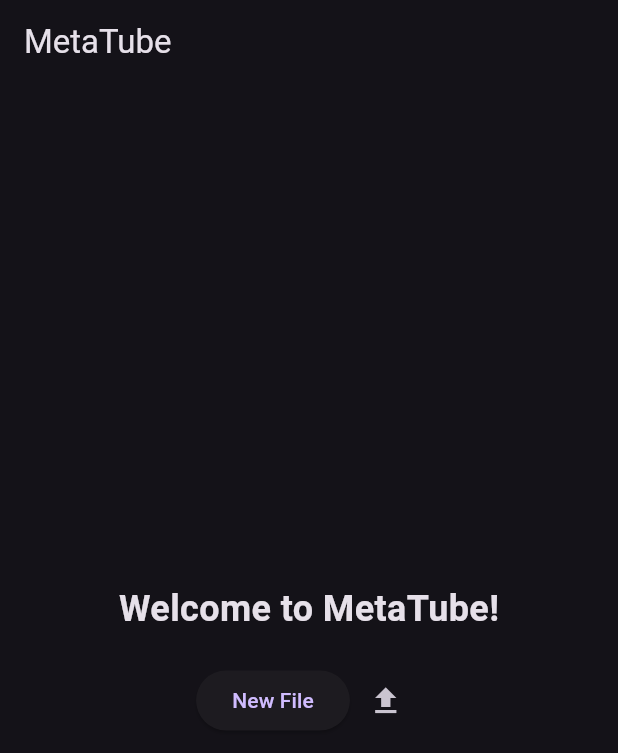
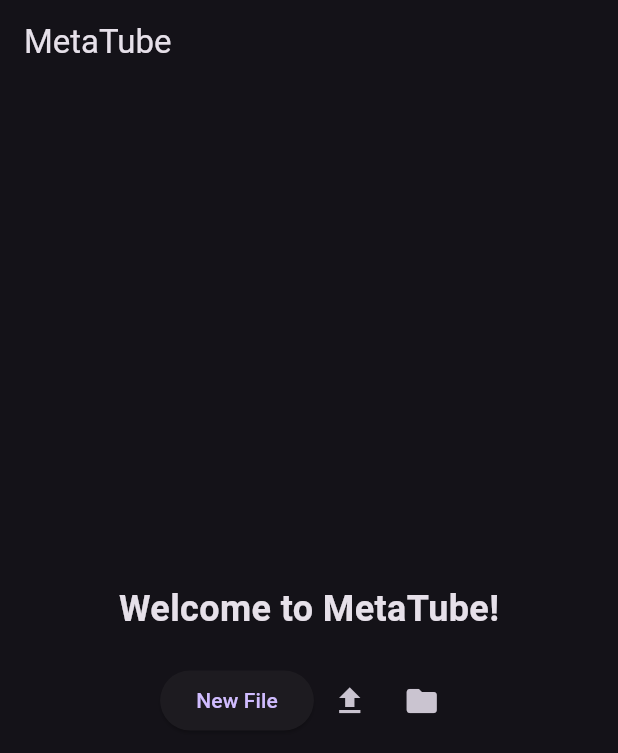
Before and after one commit to Angstromico/Metatube-Flutter, a Flutter app: the screen it shows after launch, on a phone screen of 412 x 824 dp. Shown: the top 753 px of the screen. Run offline on Flutter 3.47's test engine with Material 3 defaults, Android fonts, the phone set to English and light mode, and no system bars.

Commit message:
feat: second action button in  home screen

```diff
--- a/lib/screens/home_screen.dart
+++ b/lib/screens/home_screen.dart
@@ -23,7 +23,8 @@ class HomeScreen extends StatelessWidget {
             _mainButton('New File', () {}),
             Row(
               children: [
-                _actionButton(() => null, Icons.file_upload)
+                _actionButton(() => null, Icons.file_upload),
+                _actionButton(() => null, Icons.folder)
               ]
             )
             ],
```
